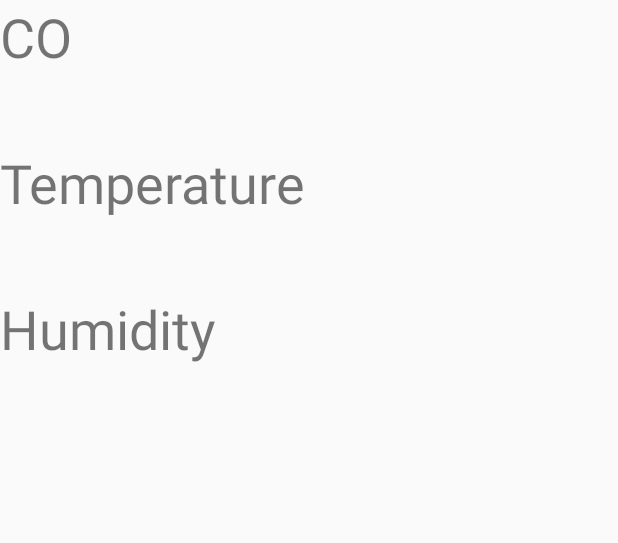
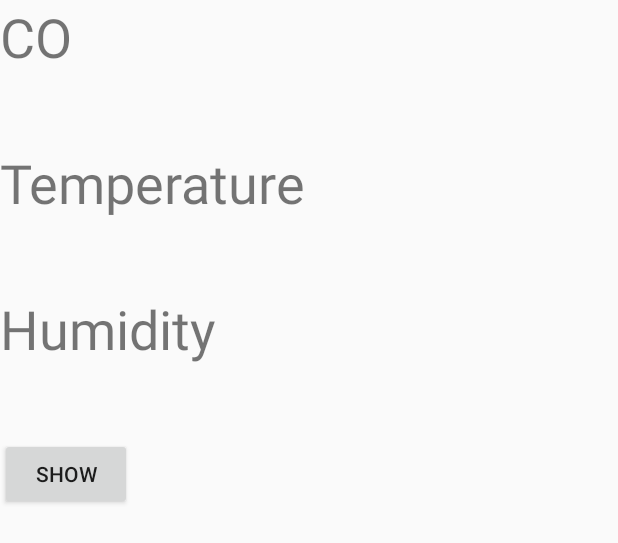
Before and after one commit to nato93/SensorProject, an Android app: the layout activity_mainpage.xml on its own in the app's theme, with its tools: preview values and no code run, on a phone screen of 412 x 824 dp. Shown: the top 543 px of the screen. Run offline under Robolectric (Android 15) with nearby library versions, the phone set to English and light mode, and no system bars.

Commit message:
retrieving data on the mainpageactivity

```diff
--- a/app/build.gradle
+++ b/app/build.gradle
@@ -26,6 +26,7 @@ dependencies {
     implementation 'androidx.constraintlayout:constraintlayout:1.1.3'
     implementation 'com.google.firebase:firebase-database:16.0.4'
     implementation 'com.google.firebase:firebase-auth:16.0.5'
+    implementation 'com.google.firebase:firebase-core:16.0.5'
     testImplementation 'junit:junit:4.12'
     androidTestImplementation 'androidx.test.ext:junit:1.1.1'
     androidTestImplementation 'androidx.test.espresso:espresso-core:3.2.0'
--- a/app/src/main/java/com/example/sensorproject/MainActivity.java
+++ b/app/src/main/java/com/example/sensorproject/MainActivity.java
@@ -61,7 +61,7 @@ public class MainActivity extends AppCompatActivity {
         loginButton.setOnClickListener(new View.OnClickListener() {
             @Override
             public void onClick(View v) {
-                startActivity(new Intent(MainActivity.this, HomeActivity.class));
+                startActivity(new Intent(MainActivity.this, MainPageActivity.class));
 
             }
         });
--- a/app/src/main/res/layout/activity_main.xml
+++ b/app/src/main/res/layout/activity_main.xml
@@ -11,6 +11,7 @@
         android:ems="10"
         android:hint="Username/ Email"
         android:inputType="textEmailAddress"
+        android:text="@string/mUsername"
         tools:text="@string/mUsername" />
 
     <EditText
@@ -20,25 +21,28 @@
         android:ems="10"
         android:hint="Password"
         android:inputType="textEmailAddress"
+        android:text="@string/mPassword"
         tools:text="@string/mPassword" />
 
     <Button
         android:id="@+id/mLoginButton"
         android:layout_width="wrap_content"
         android:layout_height="wrap_content"
+        android:text="@string/mLoginButton"
         tools:text="@string/mLoginButton" />
 
     <Button
         android:id="@+id/mSignUpButton"
         android:layout_width="wrap_content"
         android:layout_height="wrap_content"
-        android:text="Button"
+        android:text="@string/mSignUpButton"
         tools:text="@string/mSignUpButton" />
 
     <Button
         android:id="@+id/mForgotPassword"
         android:layout_width="wrap_content"
         android:layout_height="wrap_content"
+        android:text="@string/mForgotPassword"
         tools:text="@string/mForgotPassword" />
 
 </LinearLayout>
--- a/app/src/main/res/layout/activity_home.xml
+++ b/app/src/main/res/layout/activity_mainpage.xml
@@ -46,4 +46,10 @@
         android:textSize="36sp"
         tools:text="@string/mHumidInput" />
 
+    <Button
+        android:id="@+id/mShowButton"
+        android:layout_width="wrap_content"
+        android:layout_height="wrap_content"
+        tools:text="@string/mShowButton" />
+
 </LinearLayout>
--- a/app/src/main/res/values/strings.xml
+++ b/app/src/main/res/values/strings.xml
@@ -15,4 +15,7 @@
     <string name="mHumidInput"></string>
 
 
+    <string name="mShowButton">Show</string>
+
+
 </resources>
```
Also changed, not shown: app/src/main/java/com/example/sensorproject/HomeActivity.java (deleted, +0 -53 lines), app/src/main/java/com/example/sensorproject/MainPageActivity.java (added, +70 -0 lines).
